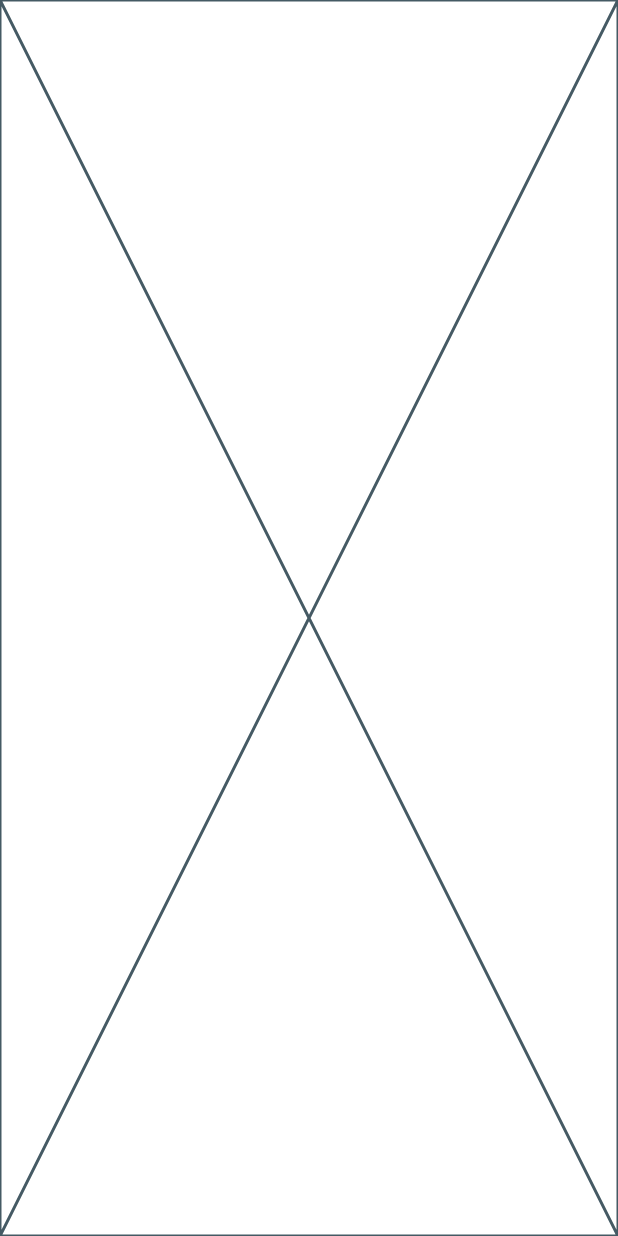
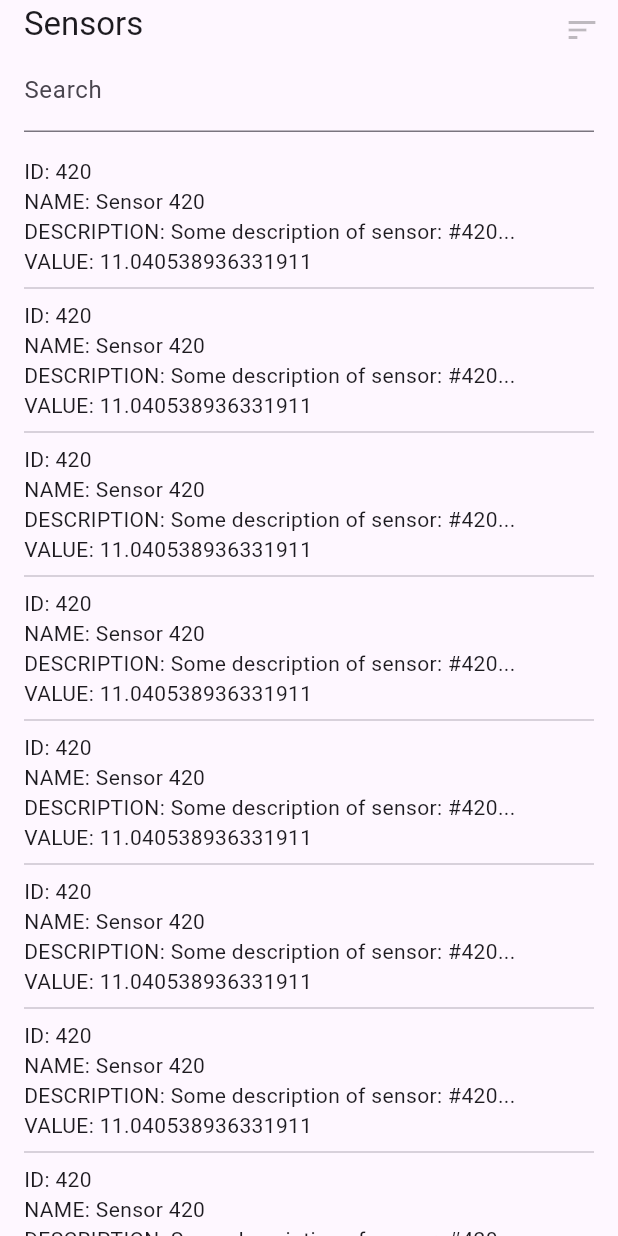
Before and after one commit to alkebuware/interview-project, a Flutter app: the screen it shows after launch, on a phone screen of 412 x 824 dp. Run offline on Flutter 3.47's test engine with Material 3 defaults, Android fonts, the phone set to English and light mode, and no system bars; our stand-ins replace bloc, equatable, flutter_bloc, rxdart.

Commit message:
feat: complete assignment

```diff
--- /dev/null
+++ b/lib/bloc/sensor_bloc.dart
@@ -0,0 +1,59 @@
+import 'dart:async';
+
+import 'package:bloc/bloc.dart';
+import 'package:collection/collection.dart';
+import 'package:equatable/equatable.dart';
+import 'package:interview_project/model/sensor.dart';
+import 'package:interview_project/repository/sensor_repository.dart';
+
+part 'sensor_event.dart';
+part 'sensor_state.dart';
+
+class SensorsBloc extends Bloc<SensorsEvent, SensorsState> {
+  final SensorRepository repository;
+
+  SensorsBloc({required this.repository}) : super(SensorsInitial()) {
+    on<InitializeSensorsEvent>(_initialize);
+    on<UpdateSensorsEvent>(_update);
+    on<EditSensorsEvent>(_edit);
+  }
+
+  StreamSubscription? _subscription;
+
+  FutureOr<void> _initialize(
+    InitializeSensorsEvent event,
+    Emitter<SensorsState> emit,
+  ) {
+    _subscription?.cancel();
+
+    _subscription = repository.sensorsStream.listen(
+      (sensors) => add(UpdateSensorsEvent(sensors: sensors)),
+    );
+
+    repository.initializeSensors();
+  }
+
+  FutureOr<void> _update(UpdateSensorsEvent event, Emitter<SensorsState> emit) {
+    emit(SensorsReady(sensors: event.sensors));
+  }
+
+  FutureOr<void> _edit(EditSensorsEvent event, Emitter<SensorsState> emit) {
+    final state = this.state;
+    if (state is SensorsReady) {
+      final sensor = state.sensors.firstWhereOrNull(
+        (sensor) => sensor.id == event.id,
+      );
+      if (sensor != null) {
+        repository.updateSensor(
+          sensor.copyWith(name: event.name, description: event.description),
+        );
+      }
+    }
+  }
+
+  @override
+  Future<void> close() async {
+    await _subscription?.cancel();
+    return super.close();
+  }
+}
--- /dev/null
+++ b/lib/bloc/sensor_event.dart
@@ -0,0 +1,34 @@
+part of 'sensor_bloc.dart';
+
+abstract class SensorsEvent extends Equatable {
+  const SensorsEvent();
+}
+
+class InitializeSensorsEvent extends SensorsEvent {
+  @override
+  List<Object?> get props => [];
+}
+
+class UpdateSensorsEvent extends SensorsEvent {
+  final List<Sensor> sensors;
+
+  const UpdateSensorsEvent({required this.sensors});
+
+  @override
+  List<Object?> get props => [sensors];
+}
+
+class EditSensorsEvent extends SensorsEvent {
+  final int id;
+  final String name;
+  final String description;
+
+  const EditSensorsEvent({
+    required this.id,
+    required this.name,
+    required this.description,
+  });
+
+  @override
+  List<Object?> get props => [id, name, description];
+}
--- /dev/null
+++ b/lib/bloc/sensor_state.dart
@@ -0,0 +1,20 @@
+part of 'sensor_bloc.dart';
+
+abstract class SensorsState extends Equatable {
+  const SensorsState();
+}
+
+class SensorsInitial extends SensorsState {
+  @override
+  List<Object> get props => [];
+}
+
+class SensorsReady extends SensorsState {
+  final List<Sensor> sensors;
+
+  const SensorsReady({required this.sensors});
+
+  @override
+  List<Object?> get props => [sensors];
+
+}
--- a/lib/main.dart
+++ b/lib/main.dart
@@ -1,4 +1,5 @@
 import 'package:flutter/material.dart';
+import 'package:interview_project/page/sensors/sensors.dart';
 
 void main() {
   runApp(const MyApp());
@@ -14,7 +15,7 @@ class MyApp extends StatelessWidget {
       theme: ThemeData(
         colorScheme: ColorScheme.fromSeed(seedColor: Colors.deepPurple),
       ),
-      home: Placeholder(),
+      home: SensorsPage(),
     );
   }
 }
--- a/lib/model/sensor.dart
+++ b/lib/model/sensor.dart
@@ -1,6 +1,8 @@
 import 'dart:math';
 
-class Sensor {
+import 'package:equatable/equatable.dart';
+
+class Sensor extends Equatable {
   final int id;
   final String name;
   final String description;
@@ -8,7 +10,7 @@ class Sensor {
   /// Always in Fahrenheit for this demo
   final double value;
 
-  Sensor({
+  const Sensor({
     required this.id,
     required this.name,
     required this.description,
@@ -34,4 +36,7 @@ class Sensor {
       value: value ?? this.value,
     );
   }
+
+  @override
+  List<Object?> get props => [id, name, description, value];
 }
--- /dev/null
+++ b/lib/page/sensors/edit_sensor_dialog.dart
@@ -0,0 +1,96 @@
+import 'package:flutter/material.dart';
+import 'package:interview_project/bloc/sensor_bloc.dart';
+import 'package:interview_project/model/sensor.dart';
+
+class EditSensorDialog extends StatefulWidget {
+  final SensorsBloc sensorsBloc;
+  final Sensor sensor;
+
+  const EditSensorDialog({
+    super.key,
+    required this.sensor,
+    required this.sensorsBloc,
+  });
+
+  @override
+  State<EditSensorDialog> createState() => _EditSensorDialogState();
+}
+
+class _EditSensorDialogState extends State<EditSensorDialog> {
+  final _formKey = GlobalKey<FormState>();
+  final _name = TextEditingController();
+  final _description = TextEditingController();
+
+  @override
+  void initState() {
+    super.initState();
+    _name.text = widget.sensor.name;
+    _description.text = widget.sensor.description;
+  }
+
+  @override
+  Widget build(BuildContext context) {
+    return Dialog(
+      child: Padding(
+        padding: EdgeInsets.all(16),
+        child: Form(
+          key: _formKey,
+          child: Column(
+            mainAxisSize: MainAxisSize.min,
+            children: [
+              Text("Edit Sensor ${widget.sensor.id}"),
+              TextFormField(
+                controller: _name,
+                validator: (value) {
+                  if (value == null || value.isEmpty) {
+                    return "Description cannot be empty";
+                  } else {
+                    return null;
+                  }
+                },
+                decoration: InputDecoration(label: Text("Name")),
+              ),
+              TextFormField(
+                controller: _description,
+                validator: (value) {
+                  if (value == null || value.isEmpty) {
+                    return "Description cannot be empty";
+                  } else {
+                    return null;
+                  }
+                },
+                decoration: InputDecoration(label: Text("Description")),
+                maxLines: 3,
+                minLines: 3,
+              ),
+              Row(
+                mainAxisAlignment: MainAxisAlignment.end,
+                children: [
+                  TextButton(
+                    onPressed: () => Navigator.of(context).pop(),
+                    child: Text("Cancel"),
+                  ),
+                  ElevatedButton(
+                    onPressed: () {
+                      if (_formKey.currentState!.validate()) {
+                        widget.sensorsBloc.add(
+                          EditSensorsEvent(
+                            id: widget.sensor.id,
+                            name: _name.text,
+                            description: _description.text,
+                          ),
+                        );
+                        Navigator.of(context).pop();
+                      }
+                    },
+                    child: Text("Save"),
+                  ),
+                ],
+              ),
+            ],
+          ),
+        ),
+      ),
+    );
+  }
+}
--- /dev/null
+++ b/lib/page/sensors/sensors.dart
@@ -0,0 +1,148 @@
+import 'package:collection/collection.dart';
+import 'package:flutter/material.dart';
+import 'package:flutter_bloc/flutter_bloc.dart';
+import 'package:interview_project/bloc/sensor_bloc.dart';
+import 'package:interview_project/model/sensor.dart';
+import 'package:interview_project/page/sensors/edit_sensor_dialog.dart';
+import 'package:interview_project/repository/sensor_repository.dart';
+
+class SensorsPage extends StatefulWidget {
+  const SensorsPage({super.key});
+
+  @override
+  State<SensorsPage> createState() => _SensorsPageState();
+}
+
+class _SensorsPageState extends State<SensorsPage> {
+  var _query = "";
+  Order? _order;
+
+  List<Sensor> _sortAndFilter(List<Sensor> sensors) {
+    if (_query.isEmpty && _order == null) {
+      return sensors;
+    } else {
+      return sensors
+          .where((sensor) {
+            return sensor.name.contains(_query) ||
+                sensor.description.contains(_query);
+          })
+          .sorted((x, y) {
+            if(_order == null){
+              return 0;
+            } else if (_order == Order.ascending) {
+              return x.id.compareTo(y.id);
+            } else {
+              return y.id.compareTo(x.id);
+            }
+          });
+    }
+  }
+
+  @override
+  Widget build(BuildContext context) {
+    return RepositoryProvider(
+      create: (context) => SensorRepository(),
+      child: BlocProvider(
+        create: (context) =>
+            SensorsBloc(repository: context.read())
+              ..add(InitializeSensorsEvent()),
+        child: Builder(
+          builder: (context) {
+            return Scaffold(
+              appBar: AppBar(
+                title: Text("Sensors"),
+                actions: [
+                  IconButton(
+                    onPressed: () {
+                      setState(() {
+                        if (_order == Order.ascending) {
+                          _order = Order.descending;
+                        } else {
+                          _order = Order.ascending;
+                        }
+                      });
+                    },
+                    icon: Icon(
+                      Icons.sort,
+                      color: _order == null
+                          ? Colors.black.withAlpha(64)
+                          : Colors.black,
+                    ),
+                  ),
+                ],
+                bottom: PreferredSize(
+                  preferredSize: Size.fromHeight(48),
+                  child: Padding(
+                    padding: const EdgeInsets.only(
+                      left: 16,
+                      right: 16,
+                      bottom: 16,
+                    ),
+                    child: TextField(
+                      decoration: InputDecoration(label: Text("Search")),
+                      onChanged: (value) => setState(() {
+                        _query = value;
+                      }),
+                    ),
+                  ),
+                ),
+              ),
+              body: BlocBuilder<SensorsBloc, SensorsState>(
+                builder: (context, state) {
+                  if (state is SensorsReady) {
+                    final sensors = _sortAndFilter(state.sensors);
+                    return ListView.separated(
+                      padding: EdgeInsets.symmetric(horizontal: 16),
+                      itemCount: sensors.length,
+                      itemBuilder: (context, index) {
+                        return _Sensor(
+                          sensor: sensors[index],
+                          sensorsBloc: context.read(),
+                        );
+                      },
+                      separatorBuilder: (_, __) => Divider(),
+                    );
+                  } else {
+                    return Center(child: CircularProgressIndicator());
+                  }
+                },
+              ),
+            );
+          },
+        ),
+      ),
+    );
+  }
+}
+
+enum Order { ascending, descending }
+
+class _Sensor extends StatelessWidget {
+  final Sensor sensor;
+  final SensorsBloc sensorsBloc;
+
+  const _Sensor({required this.sensor, required this.sensorsBloc});
+
+  @override
+  Widget build(BuildContext context) {
+    return InkWell(
+      onTap: () {
+        showDialog(
+          context: context,
+          builder: (context) {
+            return EditSensorDialog(sensor: sensor, sensorsBloc: sensorsBloc);
+          },
+        );
+      },
+      child: Column(
+        crossAxisAlignment: CrossAxisAlignment.start,
+        children: [
+          Text("ID: ${sensor.id}"),
+          Text("NAME: ${sensor.name}"),
+          Text("DESCRIPTION: ${sensor.description}"),
+          Text("VALUE: ${sensor.value}"),
+        ],
+      ),
+    );
+  }
+}
--- a/pubspec.yaml
+++ b/pubspec.yaml
@@ -10,6 +10,7 @@ dependencies:
   flutter:
     sdk: flutter
 
+  collection: ^1.19.1
   cupertino_icons: ^1.0.8
   bloc: ^9.0.0
   flutter_bloc: ^9.1.1
```
Also changed, not shown: pubspec.lock.
